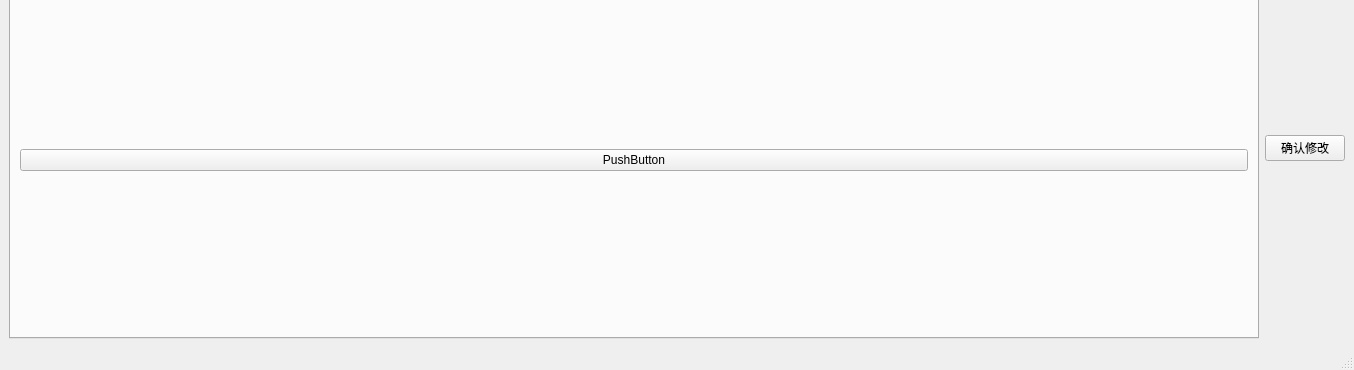
Before: the Qt Designer form BI123.ui in lingyy-1109/BI123, drawn with Qt 5; both pictures show x 0 to 1354 and y 487 to 857 of the 1354 by 857 pixel window.
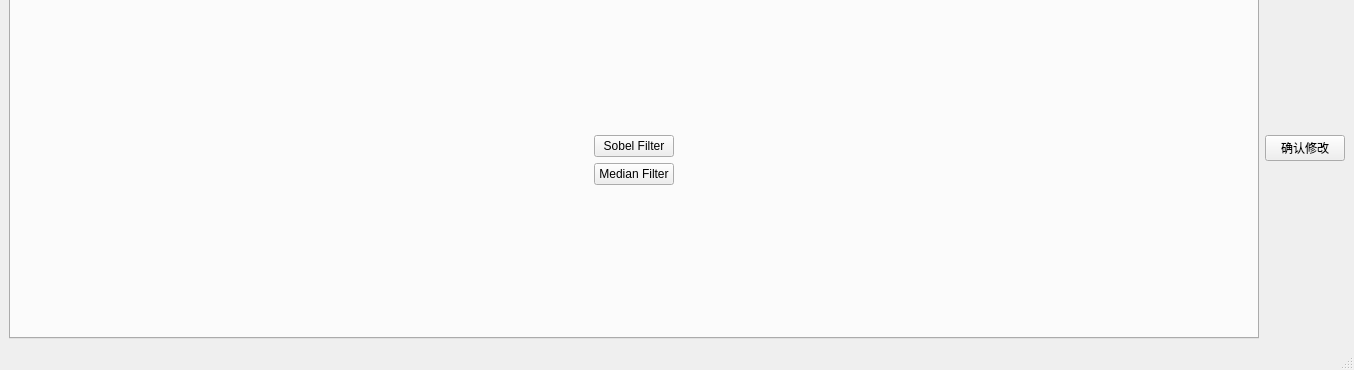
After: the same form once the commit is applied. The open tabs and pages were chosen to show the change.

```diff
--- a/BI123.ui
+++ b/BI123.ui
@@ -144,11 +144,44 @@
          </attribute>
          <layout class="QGridLayout" name="gridLayout_4">
           <item row="0" column="0">
-           <layout class="QVBoxLayout" name="verticalLayout_2">
-            <item>
-             <widget class="QPushButton" name="pushButton">
+           <layout class="QGridLayout" name="gridLayout_7">
+            <item row="0" column="2">
+             <spacer name="horizontalSpacer_3">
+              <property name="orientation">
+               <enum>Qt::Horizontal</enum>
+              </property>
+              <property name="sizeHint" stdset="0">
+               <size>
+                <width>40</width>
+                <height>20</height>
+               </size>
+              </property>
+             </spacer>
+            </item>
+            <item row="0" column="0">
+             <spacer name="horizontalSpacer_4">
+              <property name="orientation">
+               <enum>Qt::Horizontal</enum>
+              </property>
+              <property name="sizeHint" stdset="0">
+               <size>
+                <width>40</width>
+                <height>20</height>
+               </size>
+              </property>
+             </spacer>
+            </item>
+            <item row="0" column="1">
+             <widget class="QPushButton" name="SobelButton">
               <property name="text">
-               <string>PushButton</string>
+               <string>Sobel Filter</string>
+              </property>
+             </widget>
+            </item>
+            <item row="1" column="1">
+             <widget class="QPushButton" name="MedianButton">
+              <property name="text">
+               <string>Median Filter</string>
               </property>
              </widget>
             </item>
```
Left out of the diff: 34 changed lines with no effect on the pictures.
